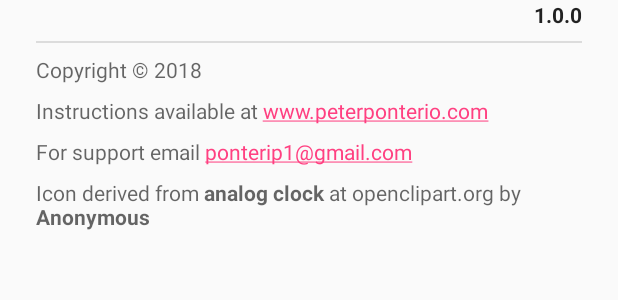
After one commit to ponterip1/TaskTimer, an Android app: the layout about.xml on its own in the app's theme, with its tools: preview values and no code run, on a phone screen of 412 x 824 dp. The commit adds this screen. Shown: the top 300 px of the screen. Run offline under Robolectric (Android 15) with nearby library versions, the phone set to English and light mode, and no system bars.

Commit message:
added "about" layout

```diff
--- /dev/null
+++ b/app/src/main/res/layout/about.xml
@@ -0,0 +1,63 @@
+<?xml version="1.0" encoding="utf-8"?>
+<LinearLayout xmlns:android="http://schemas.android.com/apk/res/android"
+    xmlns:tools="http://schemas.android.com/tools"
+    android:layout_width="match_parent"
+    android:layout_height="match_parent"
+    android:orientation="vertical"
+    android:paddingBottom="?attr/dialogPreferredPadding"
+    android:paddingEnd="?attr/dialogPreferredPadding"
+    android:paddingLeft="?attr/dialogPreferredPadding"
+    android:paddingRight="?attr/dialogPreferredPadding"
+    android:paddingStart="?attr/dialogPreferredPadding">
+
+    <TextView
+        android:id="@+id/about_version"
+        android:layout_width="wrap_content"
+        android:layout_height="wrap_content"
+        android:layout_gravity="right|end"
+        android:textColor="?android:attr/textColorPrimary"
+        android:textStyle="bold"
+        tools:text="1.0.0" />
+
+    <TextView
+        android:id="@+id/line"
+        android:layout_width="match_parent"
+        android:layout_height="1dp"
+        android:layout_marginTop="8dp"
+        android:background="?android:attr/listDivider"
+        android:textColor="?android:attr/textColorSecondary" />
+
+    <TextView
+        android:id="@+id/about_copyright"
+        android:layout_width="match_parent"
+        android:layout_height="wrap_content"
+        android:layout_marginTop="8dp"
+        android:text="@string/about_copyright"
+        android:textColor="?android:attr/textColorSecondary" />
+
+    <TextView
+        android:id="@+id/about_weblink"
+        android:layout_width="match_parent"
+        android:layout_height="wrap_content"
+        android:layout_marginTop="8dp"
+        android:autoLink="web"
+        android:text="@string/about_weblink"
+        android:textColor="?android:attr/textColorSecondary" />
+
+    <TextView
+        android:id="@+id/about_email"
+        android:layout_width="match_parent"
+        android:layout_height="wrap_content"
+        android:layout_marginTop="8dp"
+        android:autoLink="email"
+        android:text="@string/about_email"
+        android:textColor="?android:attr/textColorSecondary" />
+
+    <TextView
+        android:id="@+id/about_credtis"
+        android:layout_width="match_parent"
+        android:layout_height="wrap_content"
+        android:layout_marginTop="8dp"
+        android:text="@string/about_credits"
+        android:textColor="?android:attr/textColorSecondary" />
+</LinearLayout>
--- a/app/src/main/res/values/strings.xml
+++ b/app/src/main/res/values/strings.xml
@@ -23,4 +23,8 @@
     <string name="cancelEditDiag_message">You have unsaved changes. Do you want to abandon your changes, or continue editing?</string>
     <string name="cancelEditDiag_positive_caption">Continue editing</string>
     <string name="cancelEditDiag_negative_caption">Abandon changes</string>
+    <string name="about_copyright">Copyright \u00a9 2018</string>
+    <string name="about_weblink">Instructions available at www.peterponterio.com</string>
+    <string name="about_email">For support email ponterip1@gmail.com</string>
+    <string name="about_credits">Icon derived from <b>analog clock</b> at openclipart.org by <b>Anonymous</b></string>
 </resources>
```
Also changed, not shown: app/src/main/res/mipmap-hdpi/ic_launcher.png, app/src/main/res/mipmap-mdpi/ic_launcher.png, app/src/main/res/mipmap-xhdpi/ic_launcher.png, app/src/main/res/mipmap-xxhdpi/ic_launcher.png.
